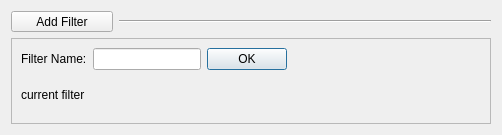
Old version of the form src/filtersdialog.ui in the repository fontmatrix/fontmatrix.
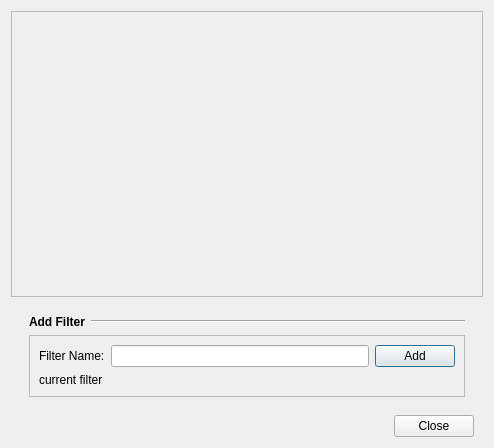
New version of the form. The open tabs and pages were chosen to show the change.

Commit message: Fixed - design of filters dialog

Diff of the .ui file:
```diff
--- a/src/filtersdialog.ui
+++ b/src/filtersdialog.ui
@@ -6,21 +6,101 @@
    <rect>
     <x>0</x>
     <y>0</y>
-    <width>502</width>
-    <height>135</height>
+    <width>494</width>
+    <height>448</height>
    </rect>
   </property>
   <property name="windowTitle">
    <string>Filters Manager</string>
   </property>
-  <layout class="QGridLayout" name="gridLayout_2">
-   <item row="0" column="0" colspan="2">
+  <layout class="QGridLayout" name="gridLayout_8">
+   <property name="verticalSpacing">
+    <number>0</number>
+   </property>
+   <item row="0" column="0">
+    <widget class="QScrollArea" name="scrollArea">
+     <property name="sizePolicy">
+      <sizepolicy hsizetype="Expanding" vsizetype="Expanding">
+       <horstretch>0</horstretch>
+       <verstretch>2</verstretch>
+      </sizepolicy>
+     </property>
+     <property name="frameShape">
+      <enum>QFrame::StyledPanel</enum>
+     </property>
+     <property name="frameShadow">
+      <enum>QFrame::Sunken</enum>
+     </property>
+     <property name="widgetResizable">
+      <bool>true</bool>
+     </property>
+     <widget class="QWidget" name="scrollAreaWidgetContents">
+      <property name="geometry">
+       <rect>
+        <x>0</x>
+        <y>0</y>
+        <width>480</width>
+        <height>311</height>
+       </rect>
+      </property>
+      <layout class="QGridLayout" name="gridLayout_3">
+       <item row="0" column="0">
     <layout class="QVBoxLayout" name="filtersLayout"/>
    </item>
-   <item row="1" column="1">
+      </layout>
+     </widget>
+    </widget>
+   </item>
+   <item row="1" column="0">
+    <widget class="QStackedWidget" name="messageStack">
+     <property name="currentIndex">
+      <number>0</number>
+     </property>
+     <widget class="QWidget" name="pageImpossible">
+      <layout class="QGridLayout" name="gridLayout_6">
+       <item row="0" column="0">
+        <widget class="QWidget" name="addImpossible" native="true">
+         <layout class="QGridLayout" name="gridLayout_4">
+          <item row="0" column="0">
+           <widget class="QLabel" name="label_2">
+            <property name="text">
+             <string>In order to add filters, you have to first select some of tags, meta informations or classifications elements.</string>
+            </property>
+            <property name="textFormat">
+             <enum>Qt::AutoText</enum>
+            </property>
+            <property name="wordWrap">
+             <bool>true</bool>
+            </property>
+           </widget>
+          </item>
+         </layout>
+        </widget>
+       </item>
+      </layout>
+     </widget>
+     <widget class="QWidget" name="pagePossible">
+      <layout class="QGridLayout" name="gridLayout_7">
+       <item row="0" column="0">
+        <widget class="QWidget" name="addPossible" native="true">
+         <layout class="QGridLayout" name="gridLayout_2">
+          <item row="0" column="0">
+           <widget class="QLabel" name="label_3">
+            <property name="font">
+             <font>
+              <weight>75</weight>
+              <bold>true</bold>
+             </font>
+            </property>
+            <property name="text">
+             <string>Add Filter</string>
+            </property>
+           </widget>
+          </item>
+          <item row="0" column="1">
     <widget class="Line" name="line">
      <property name="sizePolicy">
-      <sizepolicy hsizetype="Preferred" vsizetype="Fixed">
+             <sizepolicy hsizetype="MinimumExpanding" vsizetype="Fixed">
        <horstretch>0</horstretch>
        <verstretch>10</verstretch>
       </sizepolicy>
@@ -30,7 +110,7 @@
      </property>
     </widget>
    </item>
-   <item row="2" column="0" colspan="2">
+          <item row="1" column="0" colspan="2">
     <widget class="QFrame" name="frame">
      <property name="frameShape">
       <enum>QFrame::StyledPanel</enum>
@@ -40,6 +120,8 @@
      </property>
      <layout class="QGridLayout" name="gridLayout">
       <item row="0" column="0">
+              <layout class="QHBoxLayout" name="horizontalLayout">
+               <item>
        <widget class="QLabel" name="label">
         <property name="text">
          <string>Filter Name:</string>
@@ -49,17 +131,17 @@
         </property>
        </widget>
       </item>
-      <item row="0" column="1">
+               <item>
        <widget class="QLineEdit" name="newName">
         <property name="sizePolicy">
-         <sizepolicy hsizetype="Maximum" vsizetype="Fixed">
+                  <sizepolicy hsizetype="Expanding" vsizetype="Fixed">
           <horstretch>10</horstretch>
           <verstretch>0</verstretch>
          </sizepolicy>
         </property>
        </widget>
       </item>
-      <item row="0" column="2">
+               <item>
        <widget class="QPushButton" name="addButton">
         <property name="sizePolicy">
          <sizepolicy hsizetype="Minimum" vsizetype="Fixed">
@@ -68,55 +150,61 @@
          </sizepolicy>
         </property>
         <property name="text">
-         <string>OK</string>
+                  <string>Add</string>
         </property>
        </widget>
       </item>
-      <item row="0" column="3">
+              </layout>
+             </item>
+             <item row="1" column="0">
+              <widget class="QLabel" name="curFilter">
+               <property name="text">
+                <string>current filter</string>
+               </property>
+              </widget>
+             </item>
+            </layout>
+           </widget>
+          </item>
+         </layout>
+        </widget>
+       </item>
+      </layout>
+     </widget>
+    </widget>
+   </item>
+   <item row="2" column="0">
+    <widget class="QWidget" name="widget" native="true">
+     <layout class="QGridLayout" name="gridLayout_5">
+      <property name="topMargin">
+       <number>0</number>
+      </property>
+      <property name="bottomMargin">
+       <number>0</number>
+      </property>
+      <item row="0" column="0">
        <spacer name="horizontalSpacer">
         <property name="orientation">
          <enum>Qt::Horizontal</enum>
         </property>
         <property name="sizeHint" stdset="0">
          <size>
-          <width>176</width>
+          <width>402</width>
           <height>20</height>
          </size>
         </property>
        </spacer>
       </item>
-      <item row="1" column="0" colspan="4">
-       <widget class="QLabel" name="curFilter">
+      <item row="0" column="1">
+       <widget class="QPushButton" name="closeButton">
         <property name="text">
-         <string>current filter</string>
+         <string>Close</string>
         </property>
        </widget>
       </item>
      </layout>
     </widget>
    </item>
-   <item row="1" column="0">
-    <widget class="QToolButton" name="moreButton">
-     <property name="sizePolicy">
-      <sizepolicy hsizetype="Fixed" vsizetype="Fixed">
-       <horstretch>0</horstretch>
-       <verstretch>0</verstretch>
-      </sizepolicy>
-     </property>
-     <property name="maximumSize">
-      <size>
-       <width>102</width>
-       <height>24</height>
-      </size>
-     </property>
-     <property name="text">
-      <string>Add Filter</string>
-     </property>
-     <property name="checkable">
-      <bool>true</bool>
-     </property>
-    </widget>
-   </item>
   </layout>
  </widget>
  <resources/>
```
Left out of the diff: 19 changed lines with no effect on the pictures. Lines whose indentation alone changed are shown as unchanged. The commit also changes 2 other files.
